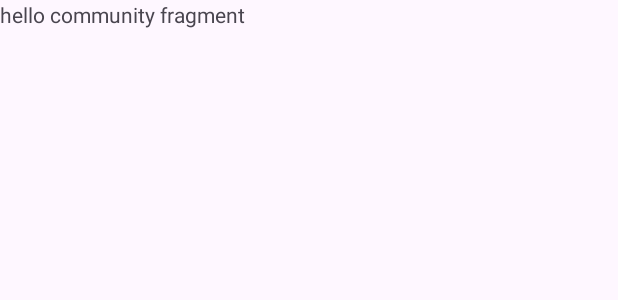
After one commit to Yashpreet-Singh/Final-Project-Destinate, an Android app: the layout fragment_community.xml on its own in the app's theme, with its tools: preview values and no code run, on a phone screen of 412 x 824 dp. The commit adds this screen. Shown: the top 300 px of the screen. Run offline under Robolectric (Android 15) with nearby library versions, the light colour scheme and no system bars.

Commit message:
Added community fragment

```diff
--- /dev/null
+++ b/app/src/main/res/layout/fragment_community.xml
@@ -0,0 +1,14 @@
+<?xml version="1.0" encoding="utf-8"?>
+<FrameLayout xmlns:android="http://schemas.android.com/apk/res/android"
+    xmlns:tools="http://schemas.android.com/tools"
+    android:layout_width="match_parent"
+    android:layout_height="match_parent"
+    tools:context=".CommunityFragment">
+
+    <!-- TODO: Update blank fragment layout -->
+    <TextView
+        android:layout_width="match_parent"
+        android:layout_height="match_parent"
+        android:text="hello community fragment" />
+
+</FrameLayout>
--- a/app/src/main/res/values/strings.xml
+++ b/app/src/main/res/values/strings.xml
@@ -3,5 +3,5 @@
     <string name="open_nav">Open</string>
     <string name="close_nav">Close</string>
     <!-- TODO: Remove or change this placeholder text -->
-    <string name="hello_blank_fragment">Hello blank fragment</string>
+    <string name="hello_blank_fragment">Hello plan fragment</string>
 </resources>
```
Also changed, not shown: app/src/main/java/com/example/finalprojectdestinate/CommunityFragment.kt (added, +59 -0 lines), app/src/main/java/com/example/finalprojectdestinate/MainActivity.kt (+18 -9 lines).
